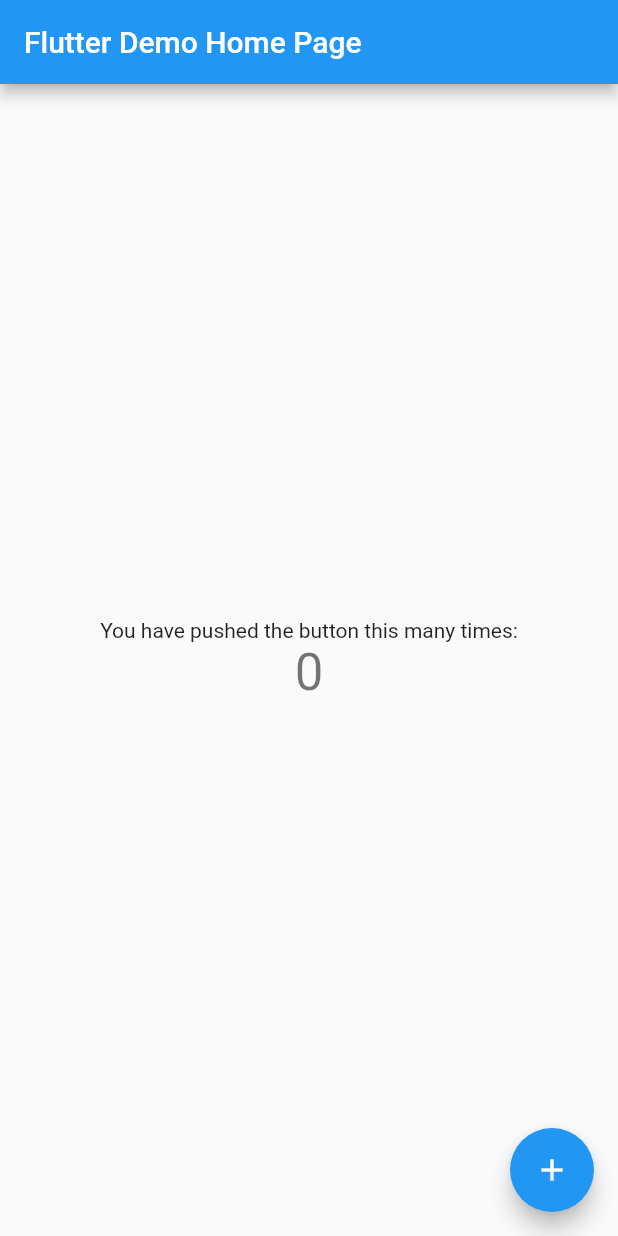
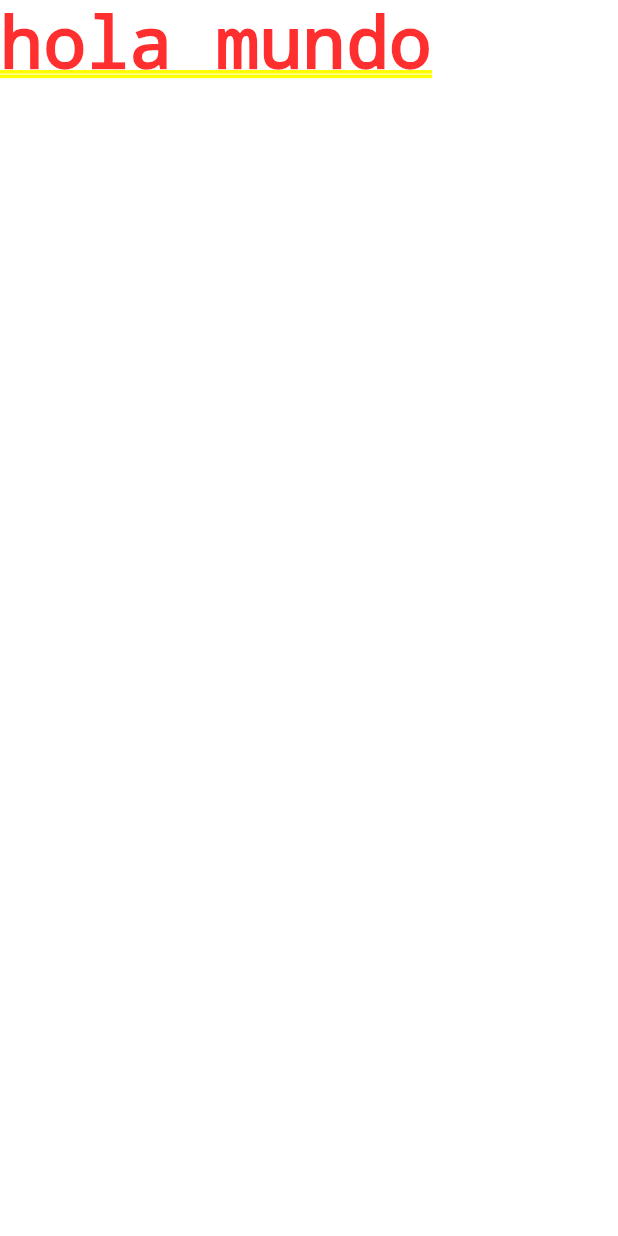
Before and after one commit to jhonatansiles/FlutterTutorialMiAvance, a Flutter app: the screen it shows after launch, on a phone screen of 412 x 824 dp. Run offline on Flutter 3.47's test engine with Material 2 defaults, Android fonts, the phone set to English and light mode, and no system bars.

Commit message:
Hola mundo , letras negras y subrayado amarillo

```diff
--- a/lib/main.dart
+++ b/lib/main.dart
@@ -1,117 +1,15 @@
 import 'package:flutter/material.dart';
-
 void main() {
-  runApp(MyApp());
+  runApp(new app());
 }
 
-class MyApp extends StatelessWidget {
-  // This widget is the root of your application.
-  @override
-  Widget build(BuildContext context) {
-    return MaterialApp(
-      title: 'Flutter Demo',
-      theme: ThemeData(
-        // This is the theme of your application.
-        //
-        // Try running your application with "flutter run". You'll see the
-        // application has a blue toolbar. Then, without quitting the app, try
-        // changing the primarySwatch below to Colors.green and then invoke
-        // "hot reload" (press "r" in the console where you ran "flutter run",
-        // or simply save your changes to "hot reload" in a Flutter IDE).
-        // Notice that the counter didn't reset back to zero; the application
-        // is not restarted.
-        primarySwatch: Colors.blue,
-        // This makes the visual density adapt to the platform that you run
-        // the app on. For desktop platforms, the controls will be smaller and
-        // closer together (more dense) than on mobile platforms.
-        visualDensity: VisualDensity.adaptivePlatformDensity,
-      ),
-      home: MyHomePage(title: 'Flutter Demo Home Page'),
-    );
-  }
+class app extends StatelessWidget{
+
+@override
+Widget build( context ){
+  return MaterialApp(
+    home: Text("hola mundo"),
+  );
 }
 
-class MyHomePage extends StatefulWidget {
-  MyHomePage({Key key, this.title}) : super(key: key);
-
-  // This widget is the home page of your application. It is stateful, meaning
-  // that it has a State object (defined below) that contains fields that affect
-  // how it looks.
-
-  // This class is the configuration for the state. It holds the values (in this
-  // case the title) provided by the parent (in this case the App widget) and
-  // used by the build method of the State. Fields in a Widget subclass are
-  // always marked "final".
-
-  final String title;
-
-  @override
-  _MyHomePageState createState() => _MyHomePageState();
 }
-
-class _MyHomePageState extends State<MyHomePage> {
-  int _counter = 0;
-
-  void _incrementCounter() {
-    setState(() {
-      // This call to setState tells the Flutter framework that something has
-      // changed in this State, which causes it to rerun the build method below
-      // so that the display can reflect the updated values. If we changed
-      // _counter without calling setState(), then the build method would not be
-      // called again, and so nothing would appear to happen.
-      _counter++;
-    });
-  }
-
-  @override
-  Widget build(BuildContext context) {
-    // This method is rerun every time setState is called, for instance as done
-    // by the _incrementCounter method above.
-    //
-    // The Flutter framework has been optimized to make rerunning build methods
-    // fast, so that you can just rebuild anything that needs updating rather
-    // than having to individually change instances of widgets.
-    return Scaffold(
-      appBar: AppBar(
-        // Here we take the value from the MyHomePage object that was created by
-        // the App.build method, and use it to set our appbar title.
-        title: Text(widget.title),
-      ),
-      body: Center(
-        // Center is a layout widget. It takes a single child and positions it
-        // in the middle of the parent.
-        child: Column(
-          // Column is also a layout widget. It takes a list of children and
-          // arranges them vertically. By default, it sizes itself to fit its
-          // children horizontally, and tries to be as tall as its parent.
-          //
-          // Invoke "debug painting" (press "p" in the console, choose the
-          // "Toggle Debug Paint" action from the Flutter Inspector in Android
-          // Studio, or the "Toggle Debug Paint" command in Visual Studio Code)
-          // to see the wireframe for each widget.
-          //
-          // Column has various properties to control how it sizes itself and
-          // how it positions its children. Here we use mainAxisAlignment to
-          // center the children vertically; the main axis here is the vertical
-          // axis because Columns are vertical (the cross axis would be
-          // horizontal).
-          mainAxisAlignment: MainAxisAlignment.center,
-          children: <Widget>[
-            Text(
-              'You have pushed the button this many times:',
-            ),
-            Text(
-              '$_counter',
-              style: Theme.of(context).textTheme.headline4,
-            ),
-          ],
-        ),
-      ),
-      floatingActionButton: FloatingActionButton(
-        onPressed: _incrementCounter,
-        tooltip: 'Increment',
-        child: Icon(Icons.add),
-      ), // This trailing comma makes auto-formatting nicer for build methods.
-    );
-  }
-}
```
Also changed, not shown: 1 other file.
